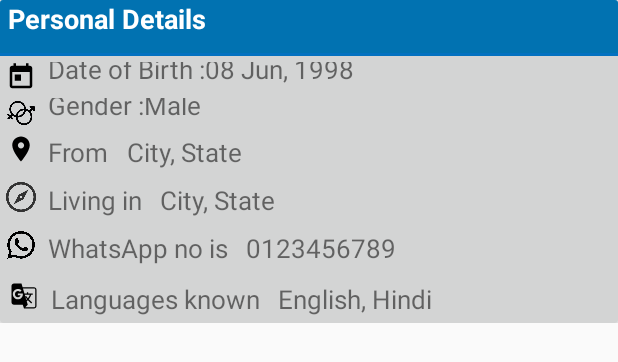
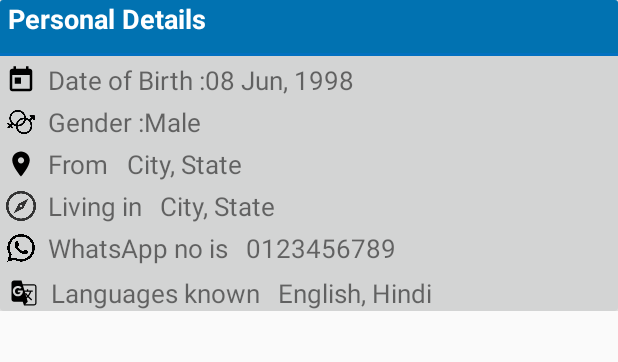
Before and after one commit to Akshay090/IdealTech, an Android app: the layout personal_details_card_1.xml on its own in the app's theme, with its tools: preview values and no code run, on a phone screen of 412 x 824 dp. Shown: the top 362 px of the screen. Run offline under Robolectric (Android 15) with nearby library versions, the phone set to English and light mode, and no system bars.

Commit message:
bc
Took 12 minutes

```diff
--- a/app/src/main/res/layout/personal_details_card_1.xml
+++ b/app/src/main/res/layout/personal_details_card_1.xml
@@ -51,7 +51,8 @@
                 app:layout_constraintTop_toBottomOf="@+id/personal_d_bar"
                 android:background="#0371c0"/>
 
-            <android.support.constraint.ConstraintLayout
+            <LinearLayout
+                android:orientation="horizontal"
                 android:layout_width="match_parent"
                 android:layout_height="wrap_content"
                 app:layout_constraintTop_toBottomOf="@+id/pd_view"
@@ -63,20 +64,19 @@
                     android:layout_width="20dp"
                     android:layout_height="20dp"
                     android:src="@drawable/ic_today_black_24dp"
-                    app:layout_constraintStart_toStartOf="parent"
-                    android:id="@+id/cal_img"/>
+                    android:id="@+id/cal_img"
+                    android:layout_gravity="center_vertical"
+                    />
 
 
                 <TextView
                     android:id="@+id/cal_1"
                     android:layout_width="wrap_content"
                     android:layout_height="wrap_content"
-                    android:layout_marginBottom="4dp"
                     android:layout_marginLeft="8dp"
                     android:text="Date of Birth :"
                     android:textSize="17sp"
-                    app:layout_constraintBottom_toBottomOf="@+id/cal_img"
-                    app:layout_constraintLeft_toRightOf="@+id/cal_img" />
+                    />
 
                 <TextView
                     android:id="@+id/cal_data"
@@ -84,14 +84,15 @@
                     android:layout_height="wrap_content"
                     android:text="08 Jun, 1998"
                     android:textSize="17sp"
-                    app:layout_constraintBottom_toBottomOf="@+id/cal_1"
-                    app:layout_constraintLeft_toRightOf="@+id/cal_1" />
+                    android:layout_gravity="center_vertical"
+                    />
 
 
-            </android.support.constraint.ConstraintLayout>
+            </LinearLayout>
 
 
-            <android.support.constraint.ConstraintLayout
+            <LinearLayout
+                android:orientation="horizontal"
                 android:layout_width="match_parent"
                 android:layout_height="wrap_content"
                 app:layout_constraintTop_toBottomOf="@+id/cal_layout_parent"
@@ -103,7 +104,7 @@
                     android:layout_width="20dp"
                     android:layout_height="20dp"
                     android:src="@drawable/gender"
-                    app:layout_constraintStart_toStartOf="parent"
+                    android:layout_gravity="center_vertical"
                     android:id="@+id/gender_img"/>
 
 
@@ -111,7 +112,7 @@
                     android:id="@+id/gender_1"
                     android:layout_width="wrap_content"
                     android:layout_height="wrap_content"
-                    android:layout_marginBottom="4dp"
+                    android:layout_gravity="center_vertical"
                     android:layout_marginLeft="8dp"
                     android:text="Gender :"
                     android:textSize="17sp"
@@ -124,14 +125,15 @@
                     android:layout_height="wrap_content"
                     android:text="Male"
                     android:textSize="17sp"
-                    app:layout_constraintBottom_toBottomOf="@+id/gender_1"
-                    app:layout_constraintLeft_toRightOf="@+id/gender_1" />
+                    android:layout_gravity="center_vertical"
+                    />
 
 
-            </android.support.constraint.ConstraintLayout>
+            </LinearLayout>
 
 
-            <android.support.constraint.ConstraintLayout
+            <LinearLayout
+                android:orientation="horizontal"
                 android:layout_width="match_parent"
                 android:layout_height="wrap_content"
                 app:layout_constraintTop_toBottomOf="@+id/gender_parent_layout"
@@ -143,7 +145,8 @@
                     android:layout_width="20dp"
                     android:layout_height="20dp"
                     android:src="@drawable/ic_location_on_black_24dp"
-                    app:layout_constraintStart_toStartOf="parent"
+                    android:layout_gravity="center_vertical"
+
                     android:id="@+id/loc_img"/>
 
 
@@ -151,31 +154,29 @@
                     android:id="@+id/from_1"
                     android:layout_width="wrap_content"
                     android:layout_height="wrap_content"
-                    android:layout_marginBottom="4dp"
+                    android:layout_gravity="center_vertical"
                     android:layout_marginLeft="8dp"
                     android:text="From "
                     android:textSize="17sp"
-                    app:layout_constraintBottom_toBottomOf="@+id/location_parent_layout"
-                    app:layout_constraintLeft_toRightOf="@+id/loc_img" />
+                    />
 
                 <TextView
                     android:id="@+id/from_city_state"
                     android:layout_width="wrap_content"
                     android:layout_height="wrap_content"
-                    android:layout_marginBottom="4dp"
                     android:layout_marginLeft="8dp"
                     android:layout_marginStart="8dp"
                     android:text="City, State"
                     android:textSize="17sp"
-                    app:layout_constraintBottom_toBottomOf="@+id/location_parent_layout"
-                    app:layout_constraintLeft_toRightOf="@+id/from_1"
-                    app:layout_constraintStart_toEndOf="@+id/from_1" />
+                    android:layout_gravity="center_vertical"
+                    />
 
 
-            </android.support.constraint.ConstraintLayout>
+            </LinearLayout>
 
 
-            <android.support.constraint.ConstraintLayout
+            <LinearLayout
+                android:orientation="horizontal"
                 android:layout_width="match_parent"
                 android:layout_height="wrap_content"
                 app:layout_constraintTop_toBottomOf="@+id/location_parent_layout"
@@ -188,38 +189,38 @@
                     android:layout_height="20dp"
                     android:src="@drawable/compass"
                     app:layout_constraintStart_toStartOf="parent"
-                    android:id="@+id/live_img"/>
+                    android:id="@+id/live_img"
+                    android:layout_gravity="center_vertical"
+                    />
 
 
                 <TextView
                     android:id="@+id/living_1"
                     android:layout_width="wrap_content"
                     android:layout_height="wrap_content"
-                    android:layout_marginBottom="4dp"
+                    android:layout_gravity="center_vertical"
                     android:layout_marginLeft="8dp"
                     android:text="Living in "
                     android:textSize="17sp"
-                    app:layout_constraintBottom_toBottomOf="@+id/living_parent_layout"
-                    app:layout_constraintLeft_toRightOf="@+id/live_img" />
+                    />
 
                 <TextView
                     android:id="@+id/Living_city_state"
                     android:layout_width="wrap_content"
                     android:layout_height="wrap_content"
-                    android:layout_marginBottom="4dp"
+                    android:layout_gravity="center_vertical"
                     android:layout_marginLeft="8dp"
                     android:layout_marginStart="8dp"
                     android:text="City, State"
                     android:textSize="17sp"
-                    app:layout_constraintBottom_toBottomOf="@+id/living_parent_layout"
-                    app:layout_constraintLeft_toRightOf="@+id/living_1"
-                    app:layout_constraintStart_toEndOf="@+id/living_1" />
+                     />
 
 
-            </android.support.constraint.ConstraintLayout>
+            </LinearLayout>
 
 
-            <android.support.constraint.ConstraintLayout
+            <LinearLayout
+                android:orientation="horizontal"
                 android:layout_width="match_parent"
                 android:layout_height="wrap_content"
                 app:layout_constraintTop_toBottomOf="@+id/living_parent_layout"
@@ -231,7 +232,7 @@
                     android:layout_width="20dp"
                     android:layout_height="20dp"
                     android:src="@drawable/whatsapp"
-                    app:layout_constraintStart_toStartOf="parent"
+                    android:layout_gravity="center_vertical"
                     android:id="@+id/whatsapp_img"/>
 
 
@@ -239,31 +240,29 @@
                     android:id="@+id/whatsapp_1"
                     android:layout_width="wrap_content"
                     android:layout_height="wrap_content"
-                    android:layout_marginBottom="4dp"
+                    android:layout_gravity="center_vertical"
                     android:layout_marginLeft="8dp"
                     android:text="WhatsApp no is "
                     android:textSize="17sp"
-                    app:layout_constraintBottom_toBottomOf="@+id/whatsapp_parent_layout"
-                    app:layout_constraintLeft_toRightOf="@+id/whatsapp_img" />
+                     />
 
                 <TextView
                     android:id="@+id/WhatsApp_no"
                     android:layout_width="wrap_content"
                     android:layout_height="wrap_content"
-                    android:layout_marginBottom="4dp"
+                    android:layout_gravity="center_vertical"
                     android:layout_marginLeft="8dp"
                     android:layout_marginStart="8dp"
                     android:text="0123456789"
                     android:textSize="17sp"
-                    app:layout_constraintBottom_toBottomOf="@+id/whatsapp_parent_layout"
-                    app:layout_constraintLeft_toRightOf="@+id/whatsapp_1"
-                    app:layout_constraintStart_toEndOf="@+id/whatsapp_1" />
+                     />
 
 
-            </android.support.constraint.ConstraintLayout>
+            </LinearLayout>
 
 
-            <android.support.constraint.ConstraintLayout
+            <LinearLayout
+                android:orientation="horizontal"
                 android:layout_width="match_parent"
                 android:layout_height="wrap_content"
                 app:layout_constraintTop_toBottomOf="@+id/whatsapp_parent_layout"
@@ -275,7 +274,7 @@
                     android:layout_width="20dp"
                     android:layout_height="20dp"
                     android:src="@drawable/ic_g_translate_black_24dp"
-                    app:layout_constraintStart_toStartOf="parent"
+                    android:layout_gravity="center_vertical"
                     android:id="@+id/language_img"/>
 
 
@@ -283,28 +282,25 @@
                     android:id="@+id/language_1"
                     android:layout_width="wrap_content"
                     android:layout_height="wrap_content"
-                    android:layout_marginBottom="4dp"
+                    android:layout_gravity="center_vertical"
                     android:layout_marginLeft="8dp"
                     android:text="Languages known "
                     android:textSize="17sp"
-                    app:layout_constraintBottom_toBottomOf="@+id/language_parent_layout"
-                    app:layout_constraintLeft_toRightOf="@+id/language_img" />
+                    />
 
                 <TextView
                     android:id="@+id/Languages_set"
                     android:layout_width="wrap_content"
                     android:layout_height="wrap_content"
-                    android:layout_marginBottom="4dp"
+                    android:layout_gravity="center_vertical"
                     android:layout_marginLeft="8dp"
                     android:layout_marginStart="8dp"
                     android:text="English, Hindi"
                     android:textSize="17sp"
-                    app:layout_constraintBottom_toBottomOf="@+id/language_parent_layout"
-                    app:layout_constraintLeft_toRightOf="@+id/language_img"
-                    app:layout_constraintStart_toEndOf="@+id/language_1" />
+                     />
 
 
-            </android.support.constraint.ConstraintLayout>
+            </LinearLayout>
 
 
         </android.support.constraint.ConstraintLayout>
```
